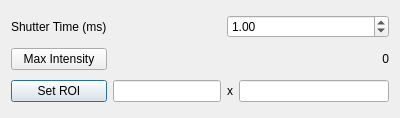
Before: the Qt Designer form cameracontrolsdialog.ui in SamDehaeck/GigaViewer, drawn with Qt 5.
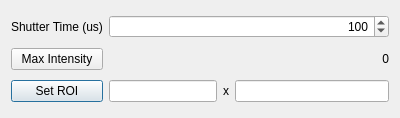
After: the same form once the commit is applied.

Commit message: The shutter time can now be set on the AVT/Prosilica backend

Diff of the .ui file:
```diff
--- a/cameracontrolsdialog.ui
+++ b/cameracontrolsdialog.ui
@@ -19,6 +19,9 @@
      <property name="text">
       <string>x</string>
      </property>
+     <property name="alignment">
+      <set>Qt::AlignCenter</set>
+     </property>
     </widget>
    </item>
    <item row="3" column="4">
@@ -47,7 +50,7 @@
    <item row="0" column="0">
     <widget class="QLabel" name="label">
      <property name="text">
-      <string>Shutter Time (ms)</string>
+      <string>Shutter Time (us)</string>
      </property>
     </widget>
    </item>
@@ -58,10 +61,19 @@
      </property>
     </widget>
    </item>
-   <item row="0" column="3" colspan="2">
-    <widget class="QDoubleSpinBox" name="doubleSpinBox">
+   <item row="0" column="1" colspan="4">
+    <widget class="QSpinBox" name="shutterSpinBox">
+     <property name="alignment">
+      <set>Qt::AlignRight|Qt::AlignTrailing|Qt::AlignVCenter</set>
+     </property>
+     <property name="maximum">
+      <number>9999999</number>
+     </property>
+     <property name="singleStep">
+      <number>100</number>
+     </property>
      <property name="value">
-      <double>1.000000000000000</double>
+      <number>100</number>
      </property>
     </widget>
    </item>
```
Left out of the diff: 6 changed lines with no effect on the pictures. The commit also changes 17 other files.
